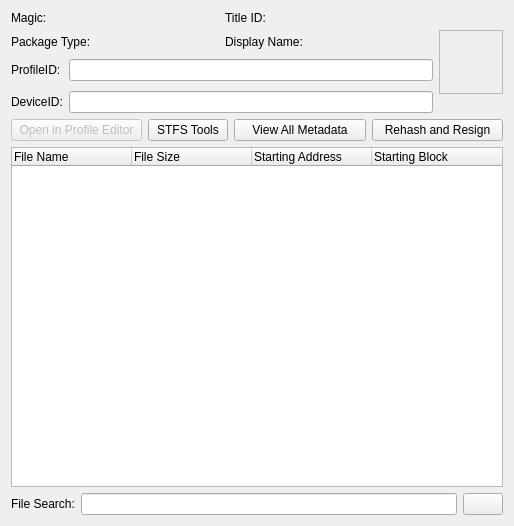
Old version of the form Velocity/packageviewer.ui in the repository hetelek/Velocity.
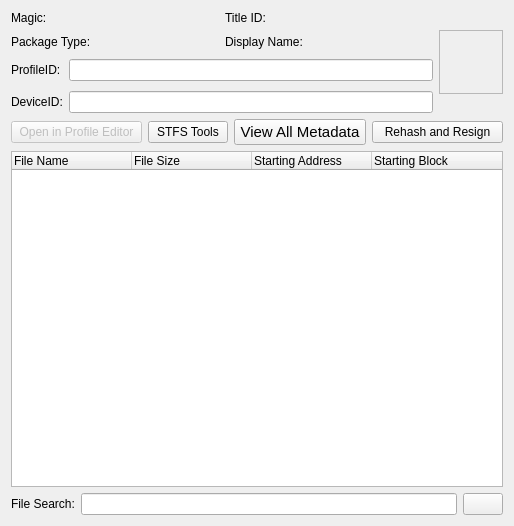
New version of the form. Icons and pictures are not drawn.

Diff of the .ui file:
```diff
--- a/Velocity/packageviewer.ui
+++ b/Velocity/packageviewer.ui
@@ -157,6 +157,11 @@
      </item>
      <item>
       <widget class="QPushButton" name="btnViewAll">
+       <property name="font">
+        <font>
+         <pointsize>11</pointsize>
+        </font>
+       </property>
        <property name="text">
         <string>View All Metadata</string>
        </property>
```
